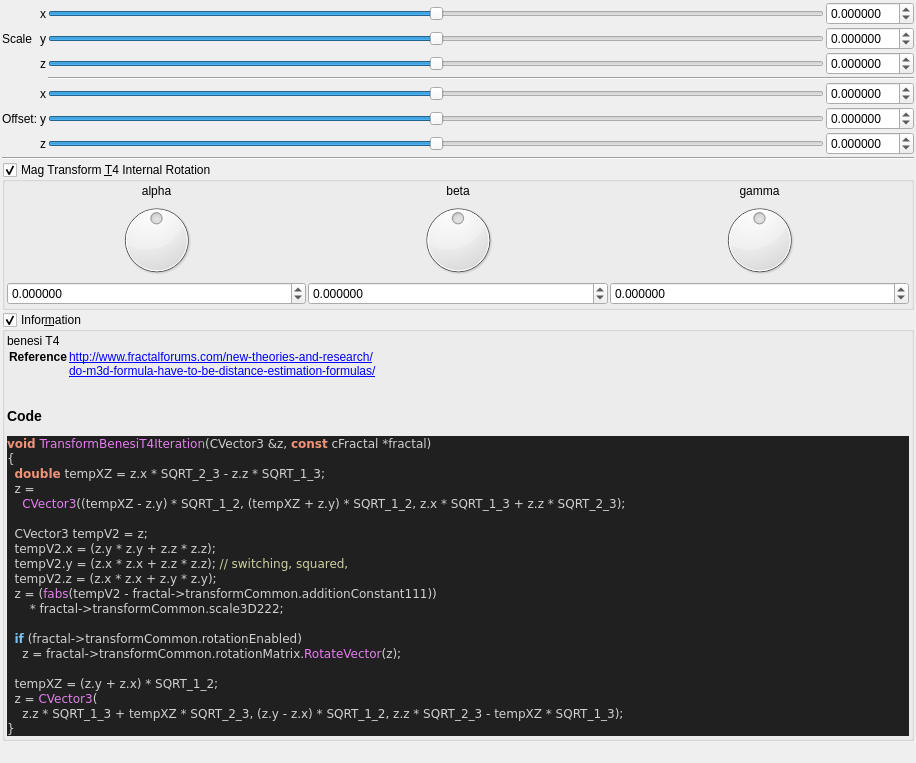
Qt form mandelbulber2/qt_data/fractal_transf_benesi_T4.ui (buddhi1980/mandelbulber2) before a commit.
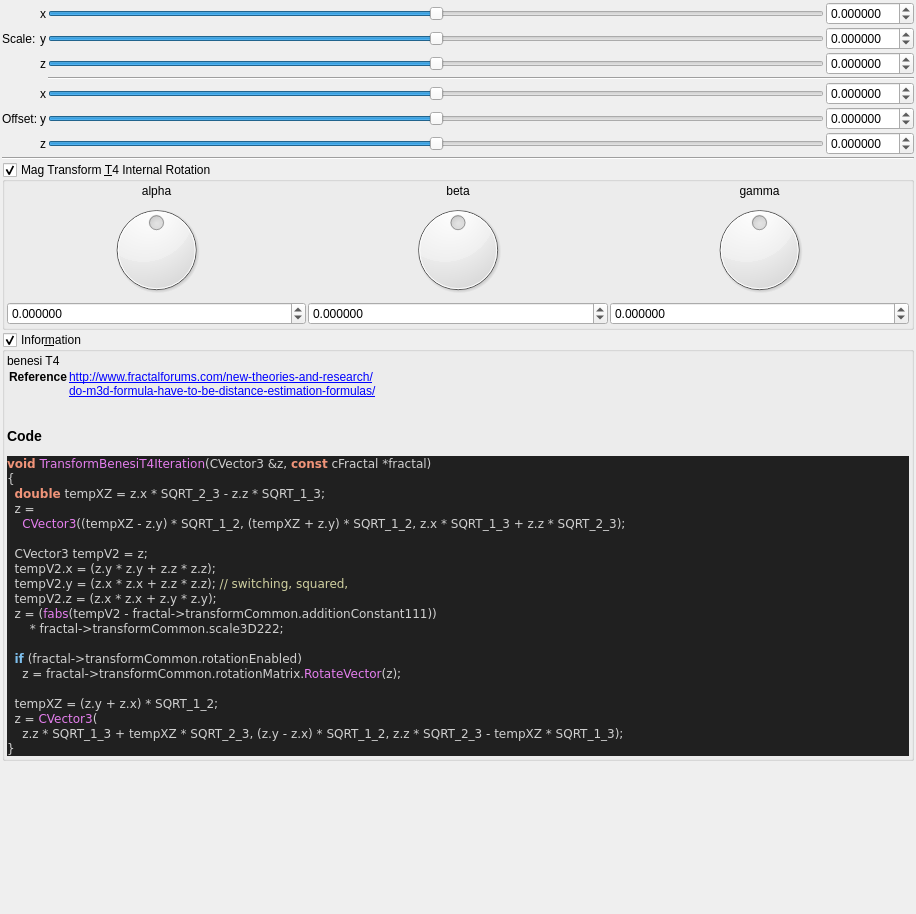
The same form after that commit. Custom widgets are drawn as their Qt base class.

What changed in the file:
```diff
--- a/mandelbulber2/qt_data/fractal_transf_benesi_T4.ui
+++ b/mandelbulber2/qt_data/fractal_transf_benesi_T4.ui
@@ -7,7 +7,7 @@
     <x>0</x>
     <y>0</y>
     <width>916</width>
-    <height>763</height>
+    <height>914</height>
    </rect>
   </property>
   <property name="windowTitle">
@@ -166,7 +166,7 @@
      <item row="1" column="1">
       <widget class="QLabel" name="label_258">
        <property name="text">
-        <string>Scale</string>
+        <string>Scale:</string>
        </property>
       </widget>
      </item>
```
Left out of the diff: 22 changed lines with no effect on the pictures.
